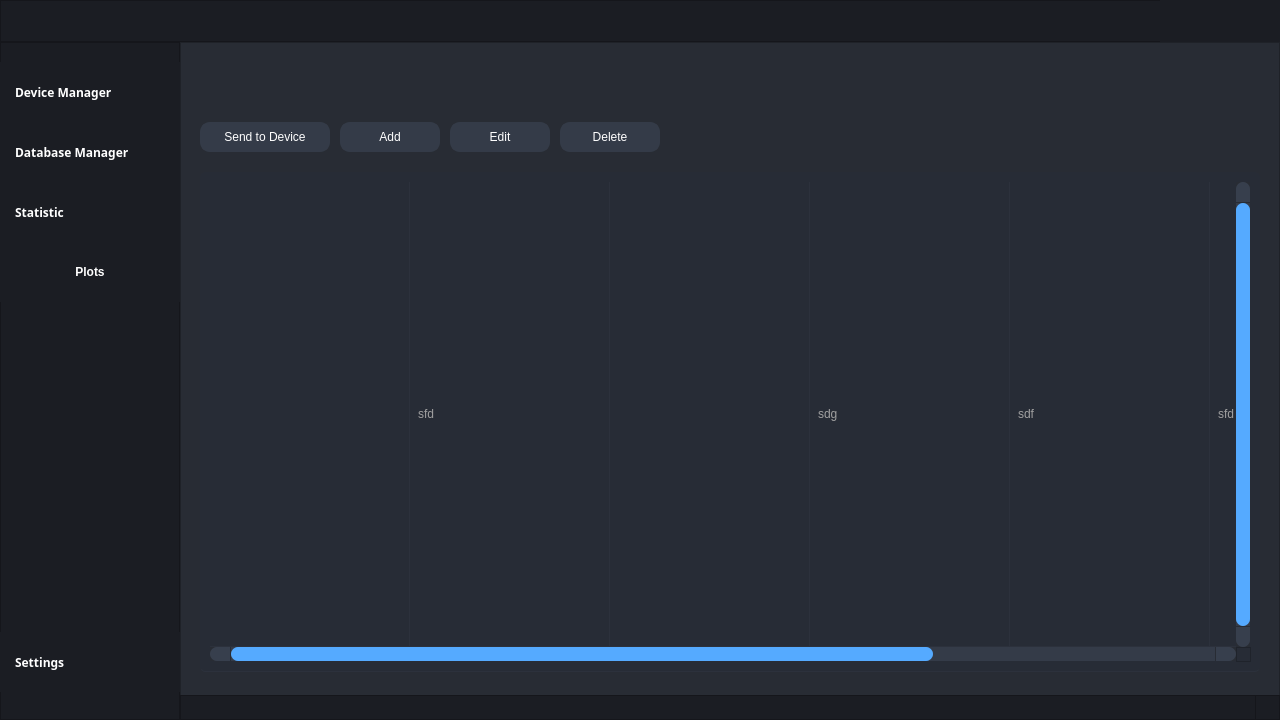
MetallicAlex/Thermal-Camera, file widget/form_main.ui: the form before one commit.
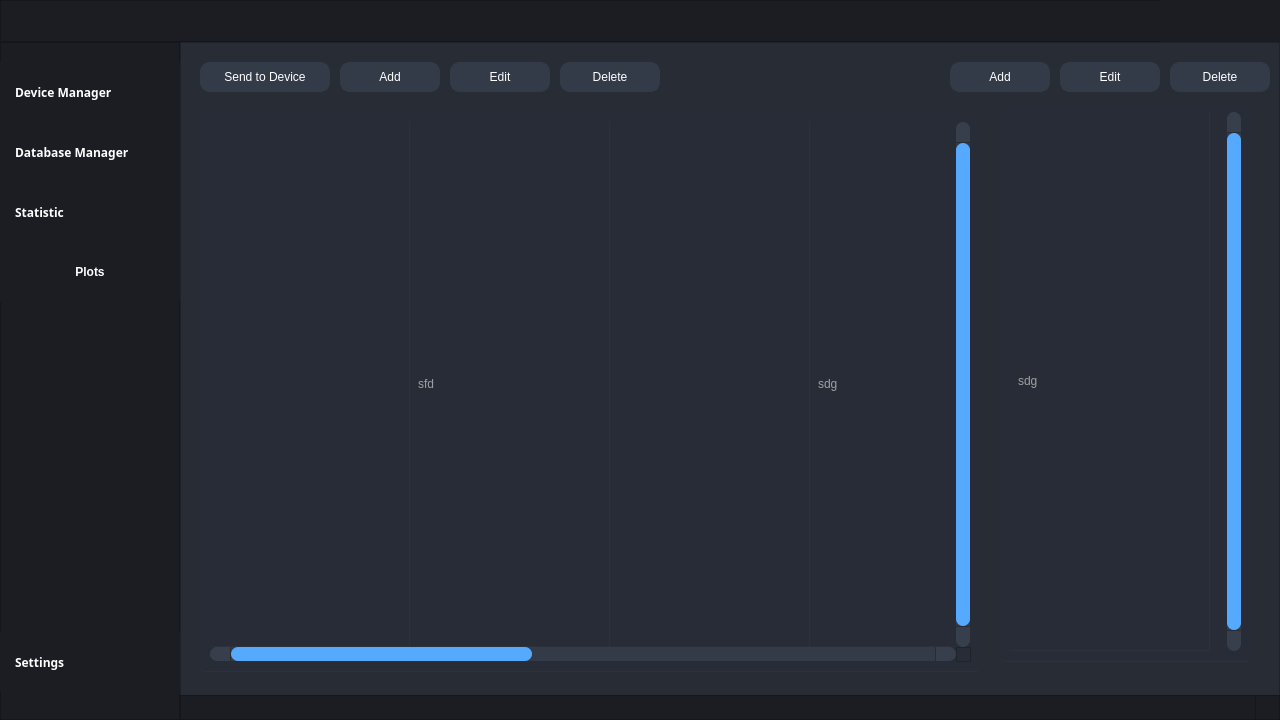
The form after the commit. The open tabs and pages were chosen to show the change. Icons and pictures are not drawn.

Commit message: add table of departments

The edit to the form file:
```diff
--- a/widget/form_main.ui
+++ b/widget/form_main.ui
@@ -1216,9 +1216,9 @@
         <property name="geometry">
          <rect>
           <x>10</x>
-          <y>120</y>
-          <width>1060</width>
-          <height>500</height>
+          <y>60</y>
+          <width>780</width>
+          <height>560</height>
          </rect>
         </property>
         <property name="palette">
@@ -1540,7 +1540,7 @@
         <property name="geometry">
          <rect>
           <x>370</x>
-          <y>70</y>
+          <y>10</y>
           <width>100</width>
           <height>30</height>
          </rect>
@@ -1575,7 +1575,7 @@
         <property name="geometry">
          <rect>
           <x>260</x>
-          <y>70</y>
+          <y>10</y>
           <width>100</width>
           <height>30</height>
          </rect>
@@ -1610,7 +1610,7 @@
         <property name="geometry">
          <rect>
           <x>150</x>
-          <y>70</y>
+          <y>10</y>
           <width>100</width>
           <height>30</height>
          </rect>
@@ -1645,7 +1645,7 @@
         <property name="geometry">
          <rect>
           <x>10</x>
-          <y>70</y>
+          <y>10</y>
           <width>130</width>
           <height>30</height>
          </rect>
@@ -1676,6 +1676,385 @@
           <normaloff>:/16x16/data/resources/icons/16x16/cil-paper-plane.png</normaloff>:/16x16/data/resources/icons/16x16/cil-paper-plane.png</iconset>
         </property>
        </widget>
+       <widget class="QTableWidget" name="table_department">
+        <property name="geometry">
+         <rect>
+          <x>810</x>
+          <y>50</y>
+          <width>251</width>
+          <height>560</height>
+         </rect>
+        </property>
+        <property name="palette">
+         <palette>
+          <active>
+           <colorrole role="WindowText">
+            <brush brushstyle="SolidPattern">
+             <color alpha="255">
+              <red>160</red>
+              <green>160</green>
+              <blue>160</blue>
+             </color>
+            </brush>
+           </colorrole>
+           <colorrole role="Button">
+            <brush brushstyle="SolidPattern">
+             <color alpha="255">
+              <red>39</red>
+              <green>44</green>
+              <blue>54</blue>
+             </color>
+            </brush>
+           </colorrole>
+           <colorrole role="Text">
+            <brush brushstyle="SolidPattern">
+             <color alpha="255">
+              <red>160</red>
+              <green>160</green>
+              <blue>160</blue>
+             </color>
+            </brush>
+           </colorrole>
+           <colorrole role="Base">
+            <brush brushstyle="SolidPattern">
+             <color alpha="255">
+              <red>39</red>
+              <green>44</green>
+              <blue>54</blue>
+             </color>
+            </brush>
+           </colorrole>
+           <colorrole role="Window">
+            <brush brushstyle="SolidPattern">
+             <color alpha="255">
+              <red>39</red>
+              <green>44</green>
+              <blue>54</blue>
+             </color>
+            </brush>
+           </colorrole>
+          </active>
+          <inactive>
+           <colorrole role="WindowText">
+            <brush brushstyle="SolidPattern">
+             <color alpha="255">
+              <red>160</red>
+              <green>160</green>
+              <blue>160</blue>
+             </color>
+            </brush>
+           </colorrole>
+           <colorrole role="Button">
+            <brush brushstyle="SolidPattern">
+             <color alpha="255">
+              <red>39</red>
+              <green>44</green>
+              <blue>54</blue>
+             </color>
+            </brush>
+           </colorrole>
+           <colorrole role="Text">
+            <brush brushstyle="SolidPattern">
+             <color alpha="255">
+              <red>160</red>
+              <green>160</green>
+              <blue>160</blue>
+             </color>
+            </brush>
+           </colorrole>
+           <colorrole role="Base">
+            <brush brushstyle="SolidPattern">
+             <color alpha="255">
+              <red>39</red>
+              <green>44</green>
+              <blue>54</blue>
+             </color>
+            </brush>
+           </colorrole>
+           <colorrole role="Window">
+            <brush brushstyle="SolidPattern">
+             <color alpha="255">
+              <red>39</red>
+              <green>44</green>
+              <blue>54</blue>
+             </color>
+            </brush>
+           </colorrole>
+          </inactive>
+          <disabled>
+           <colorrole role="WindowText">
+            <brush brushstyle="SolidPattern">
+             <color alpha="255">
+              <red>120</red>
+              <green>120</green>
+              <blue>120</blue>
+             </color>
+            </brush>
+           </colorrole>
+           <colorrole role="Button">
+            <brush brushstyle="SolidPattern">
+             <color alpha="255">
+              <red>39</red>
+              <green>44</green>
+              <blue>54</blue>
+             </color>
+            </brush>
+           </colorrole>
+           <colorrole role="Text">
+            <brush brushstyle="SolidPattern">
+             <color alpha="255">
+              <red>120</red>
+              <green>120</green>
+              <blue>120</blue>
+             </color>
+            </brush>
+           </colorrole>
+           <colorrole role="Base">
+            <brush brushstyle="SolidPattern">
+             <color alpha="255">
+              <red>39</red>
+              <green>44</green>
+              <blue>54</blue>
+             </color>
+            </brush>
+           </colorrole>
+           <colorrole role="Window">
+            <brush brushstyle="SolidPattern">
+             <color alpha="255">
+              <red>39</red>
+              <green>44</green>
+              <blue>54</blue>
+             </color>
+            </brush>
+           </colorrole>
+          </disabled>
+         </palette>
+        </property>
+        <property name="styleSheet">
+         <string notr="true">QTableWidget {	
+	background-color: rgb(39, 44, 54);
+	padding: 10px;
+	border-radius: 5px;
+	gridline-color: rgb(44, 49, 60);
+	border-bottom: 1px solid rgb(44, 49, 60);
+}
+QTableWidget::item{
+	border-color: rgb(44, 49, 60);
+	padding-left: 5px;
+	padding-right: 5px;
+	gridline-color: rgb(44, 49, 60);
+}
+QTableWidget::item:selected{
+	background-color: rgb(85, 170, 255);
+}
+QScrollBar:horizontal {
+    border: none;
+    background: rgb(52, 59, 72);
+    height: 14px;
+    margin: 0px 21px 0 21px;
+	border-radius: 0px;
+}
+ QScrollBar:vertical {
+	border: none;
+    background: rgb(52, 59, 72);
+    width: 14px;
+    margin: 21px 0 21px 0;
+	border-radius: 0px;
+ }
+QHeaderView::section{
+	Background-color: rgb(39, 44, 54);
+	max-width: 30px;
+	border: 1px solid rgb(44, 49, 60);
+	border-style: none;
+    border-bottom: 1px solid rgb(44, 49, 60);
+    border-right: 1px solid rgb(44, 49, 60);
+}
+QTableWidget::horizontalHeader {	
+	background-color: rgb(81, 255, 0);
+}
+QHeaderView::section:horizontal
+{
+    border: 1px solid rgb(32, 34, 42);
+	background-color: rgb(27, 29, 35);
+	color: rgb(255, 255, 255);
+	padding: 3px;
+	border-top-left-radius: 7px;
+    border-top-right-radius: 7px;
+}
+QHeaderView::section:vertical
+{
+    border: 1px solid rgb(44, 49, 60);
+}
+</string>
+        </property>
+        <property name="frameShape">
+         <enum>QFrame::NoFrame</enum>
+        </property>
+        <property name="verticalScrollBarPolicy">
+         <enum>Qt::ScrollBarAlwaysOn</enum>
+        </property>
+        <property name="sizeAdjustPolicy">
+         <enum>QAbstractScrollArea::AdjustToContents</enum>
+        </property>
+        <property name="editTriggers">
+         <set>QAbstractItemView::NoEditTriggers</set>
+        </property>
+        <property name="alternatingRowColors">
+         <bool>false</bool>
+        </property>
+        <property name="selectionMode">
+         <enum>QAbstractItemView::SingleSelection</enum>
+        </property>
+        <property name="selectionBehavior">
+         <enum>QAbstractItemView::SelectRows</enum>
+        </property>
+        <property name="textElideMode">
+         <enum>Qt::ElideMiddle</enum>
+        </property>
+        <property name="rowCount">
+         <number>1</number>
+        </property>
+        <property name="columnCount">
+         <number>1</number>
+        </property>
+        <attribute name="horizontalHeaderVisible">
+         <bool>false</bool>
+        </attribute>
+        <attribute name="horizontalHeaderCascadingSectionResizes">
+         <bool>true</bool>
+        </attribute>
+        <attribute name="horizontalHeaderDefaultSectionSize">
+         <number>200</number>
+        </attribute>
+        <attribute name="horizontalHeaderStretchLastSection">
+         <bool>false</bool>
+        </attribute>
+        <attribute name="verticalHeaderVisible">
+         <bool>false</bool>
+        </attribute>
+        <attribute name="verticalHeaderHighlightSections">
+         <bool>false</bool>
+        </attribute>
+        <attribute name="verticalHeaderStretchLastSection">
+         <bool>true</bool>
+        </attribute>
+        <row/>
+        <column>
+         <property name="text">
+          <string>Department</string>
+         </property>
+        </column>
+        <item row="0" column="0">
+         <property name="text">
+          <string>sdg</string>
+         </property>
+        </item>
+       </widget>
+       <widget class="QPushButton" name="button_delete_department">
+        <property name="geometry">
+         <rect>
+          <x>980</x>
+          <y>10</y>
+          <width>100</width>
+          <height>30</height>
+         </rect>
+        </property>
+        <property name="styleSheet">
+         <string notr="true">QPushButton {
+	border: 2px solid rgb(52, 59, 72);
+	border-radius: 10px;	
+	background-color: rgb(52, 59, 72);
+	color: rgb(255, 255, 255);
+}
+QPushButton:hover {
+	background-color: rgb(57, 65, 80);
+	color: rgb(227, 227, 227);
+	border: 2px solid rgb(61, 70, 86);
+}
+QPushButton:pressed {	
+	background-color: rgb(35, 40, 49);
+	color: rgb(255, 255, 255);
+	border: 2px solid rgb(43, 50, 61);
+}</string>
+        </property>
+        <property name="text">
+         <string>Delete</string>
+        </property>
+        <property name="icon">
+         <iconset resource="files.qrc">
+          <normaloff>:/16x16/data/resources/icons/16x16/cil-remove.png</normaloff>:/16x16/data/resources/icons/16x16/cil-remove.png</iconset>
+        </property>
+       </widget>
+       <widget class="QPushButton" name="button_edit_department">
+        <property name="geometry">
+         <rect>
+          <x>870</x>
+          <y>10</y>
+          <width>100</width>
+          <height>30</height>
+         </rect>
+        </property>
+        <property name="styleSheet">
+         <string notr="true">QPushButton {
+	border: 2px solid rgb(52, 59, 72);
+	border-radius: 10px;	
+	background-color: rgb(52, 59, 72);
+	color: rgb(255, 255, 255);
+}
+QPushButton:hover {
+	background-color: rgb(57, 65, 80);
+	color: rgb(227, 227, 227);
+	border: 2px solid rgb(61, 70, 86);
+}
+QPushButton:pressed {	
+	background-color: rgb(35, 40, 49);
+	color: rgb(255, 255, 255);
+	border: 2px solid rgb(43, 50, 61);
+}</string>
+        </property>
+        <property name="text">
+         <string>Edit</string>
+        </property>
+        <property name="icon">
+         <iconset resource="files.qrc">
+          <normaloff>:/16x16/data/resources/icons/16x16/cil-pencil.png</normaloff>:/16x16/data/resources/icons/16x16/cil-pencil.png</iconset>
+        </property>
+       </widget>
+       <widget class="QPushButton" name="button_add_department">
+        <property name="geometry">
+         <rect>
+          <x>760</x>
+          <y>10</y>
+          <width>100</width>
+          <height>30</height>
+         </rect>
+        </property>
+        <property name="styleSheet">
+         <string notr="true">QPushButton {
+	border: 2px solid rgb(52, 59, 72);
+	border-radius: 10px;	
+	background-color: rgb(52, 59, 72);
+	color: rgb(255, 255, 255);
+}
+QPushButton:hover {
+	background-color: rgb(57, 65, 80);
+	color: rgb(227, 227, 227);
+	border: 2px solid rgb(61, 70, 86);
+}
+QPushButton:pressed {	
+	background-color: rgb(35, 40, 49);
+	color: rgb(255, 255, 255);
+	border: 2px solid rgb(43, 50, 61);
+}</string>
+        </property>
+        <property name="text">
+         <string>Add</string>
+        </property>
+        <property name="icon">
+         <iconset resource="files.qrc">
+          <normaloff>:/16x16/data/resources/icons/16x16/cil-plus.png</normaloff>:/16x16/data/resources/icons/16x16/cil-plus.png</iconset>
+        </property>
+       </widget>
       </widget>
       <widget class="QWidget" name="page_statistic"/>
       <widget class="QWidget" name="page_settings"/>
```
Left out of the diff: 2 changed lines with no effect on the pictures. The commit also changes 2 other files.
